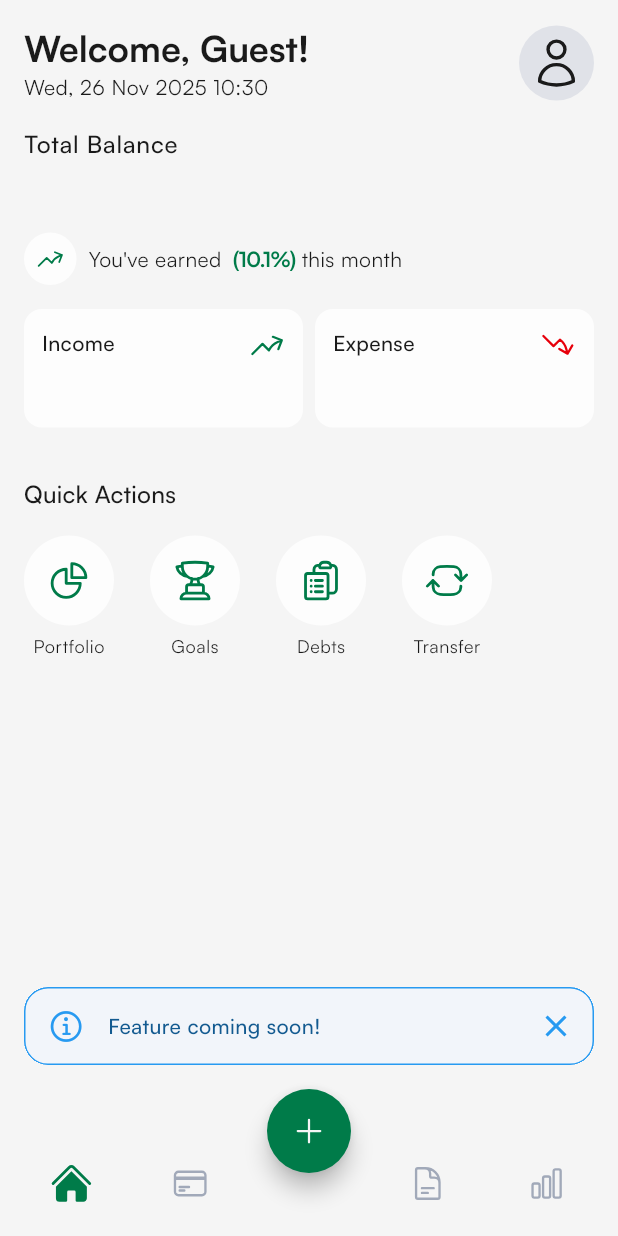
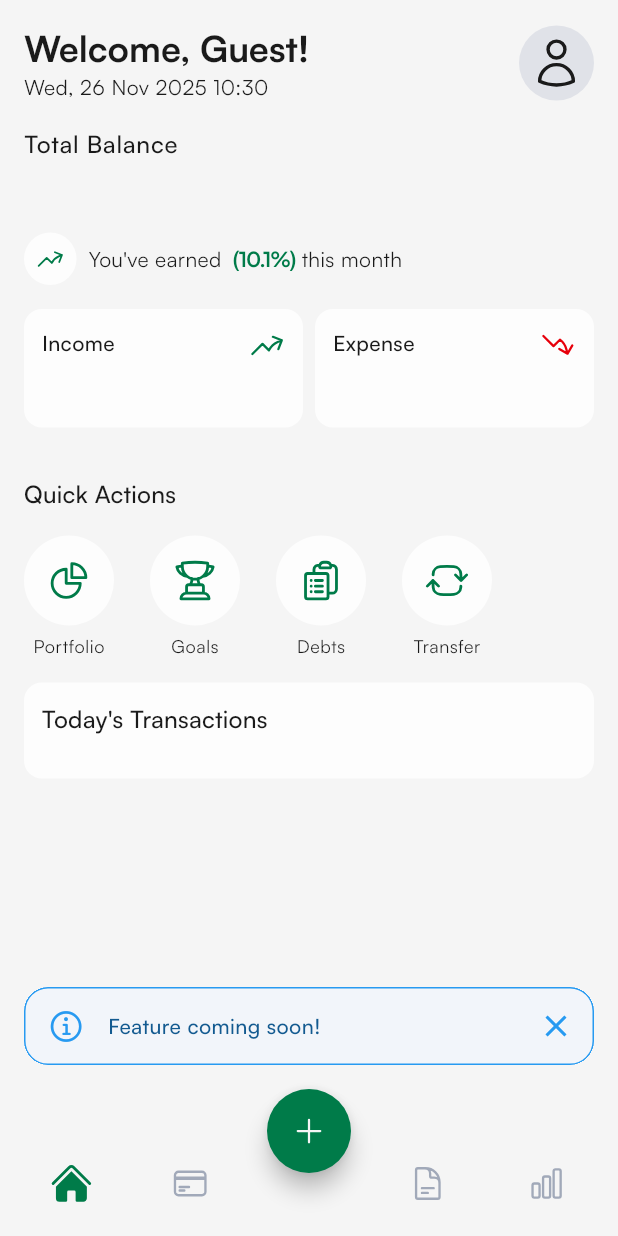
Before and after one commit to future-financial/future, a Flutter app: the screen it shows once a user with an empty profile is signed in, after a tap on an icon or button, on a phone screen of 412 x 824 dp. Run offline on Flutter 3.47's test engine with Material 3 defaults, Android fonts, the light colour scheme and no system bars; our stand-ins replace easy_localization, envied, flutter_riverpod, flutter_svg, form_validator, freezed_annotation and 7 more; missing offline and left inert: currency_formatter; accounts and stored records are empty; generated files the repository leaves out were written again.

Commit message:
feat: add recent transactions feature and update transaction model

```diff
--- a/lib/entities/transaction/model/transaction_model.dart
+++ b/lib/entities/transaction/model/transaction_model.dart
@@ -10,6 +10,7 @@ enum TransactionType { income, expense, transfer }
 abstract class TransactionModel with _$TransactionModel {
   const factory TransactionModel({
     int? id,
+    required String title,
     @JsonKey(name: 'user_id') required String userId,
     @JsonKey(name: 'account_id') required int accountId,
     @JsonKey(name: 'category_id') int? categoryId,
--- a/lib/entities/transaction/service/transaction_service.dart
+++ b/lib/entities/transaction/service/transaction_service.dart
@@ -3,7 +3,7 @@ import 'package:future/shared/extensions/date_time_extensions.dart';
 import 'package:future/shared/lib/supabase/instance.dart';
 
 class TransactionService {
-  Future<Map<String, num>> getTransactions() async {
+  Future<Map<String, num>> getIncomeAndExpensesTodayAmount() async {
     try {
       final now = DateTime.now();
       final startOfDay = now.startOfDayIsoString();
@@ -32,4 +32,26 @@ class TransactionService {
       rethrow;
     }
   }
+
+  Future<List<TransactionModel>> getTodayTransactions() async {
+    try {
+      final now = DateTime.now();
+      final startOfDay = now.startOfDayIsoString();
+      final endOfDay = now.endOfDayIsoString();
+
+      final response = await supabase
+          .from('transactions')
+          .select()
+          .isFilter('deleted_at', null)
+          .gte('date', startOfDay)
+          .lte('date', endOfDay)
+          .order('date', ascending: false);
+
+      return response
+          .map((response) => TransactionModel.fromJson(response))
+          .toList();
+    } catch (e) {
+      rethrow;
+    }
+  }
 }
--- a/lib/entities/transaction/ui/expense_income_card.dart
+++ b/lib/entities/transaction/ui/expense_income_card.dart
@@ -22,7 +22,9 @@ class _ExpenseIncomeCardState extends ConsumerState<ExpenseIncomeCard> {
     super.initState();
 
     WidgetsBinding.instance.addPostFrameCallback((_) {
-      ref.read(transactionNotifierProvider.notifier).fetchTransactions();
+      ref
+          .read(transactionNotifierProvider.notifier)
+          .fetchTodayIncomeAndExpenses();
     });
   }
 
--- /dev/null
+++ b/lib/entities/transaction/ui/recent_transactions.dart
@@ -0,0 +1,214 @@
+import 'package:flutter/material.dart';
+import 'package:flutter_riverpod/flutter_riverpod.dart' hide AsyncValue;
+import 'package:future/entities/transaction/model/transaction_model.dart';
+import 'package:future/entities/transaction/view_model/transaction_notifier_provider.dart';
+import 'package:future/shared/constants/border.dart';
+import 'package:future/shared/constants/colors.dart';
+import 'package:future/shared/constants/spacing.dart';
+import 'package:future/shared/extensions/async_value_extensions.dart';
+import 'package:future/shared/extensions/string_extensions.dart';
+import 'package:future/shared/extensions/text_extensions.dart';
+import 'package:future/shared/lib/currency_formatter/instance.dart';
+import 'package:future/shared/state/async_value.dart';
+import 'package:future/shared/ui/skeleton.dart';
+import 'package:heroicons/heroicons.dart';
+
+class RecentTransactions extends ConsumerStatefulWidget {
+  const RecentTransactions({super.key});
+
+  @override
+  ConsumerState<RecentTransactions> createState() => _RecentTransactionsState();
+}
+
+class _RecentTransactionsState extends ConsumerState<RecentTransactions> {
+  @override
+  void initState() {
+    super.initState();
+
+    WidgetsBinding.instance.addPostFrameCallback((_) {
+      ref.read(transactionNotifierProvider.notifier).fetchTodayTransactions();
+    });
+  }
+
+  @override
+  Widget build(BuildContext context) {
+    final transactionState = ref.watch(transactionNotifierProvider);
+
+    return Container(
+      decoration: BoxDecoration(
+        color: AppColors.offWhite,
+        borderRadius: AppBorders.borderRadius12,
+      ),
+      width: double.infinity,
+      padding: AppSpacing.p12,
+      child: Column(
+        crossAxisAlignment: CrossAxisAlignment.start,
+        mainAxisSize: MainAxisSize.min, // Penting: ukuran minimum
+        children: [
+          Text(
+            'Today\'s Transactions',
+            style: Theme.of(context).textTheme.titleMedium,
+          ),
+          AppSpacing.gapV16,
+          // Menggunakan Flexible atau wrap dengan intrinsic height
+          _buildTransactionList(
+            transactionState,
+            transactionState.todayTransactions,
+          ),
+        ],
+      ),
+    );
+  }
+
+  Widget _buildTransactionList(
+    dynamic transactionState,
+    AsyncValue<List<TransactionModel>>? transactions,
+  ) {
+    if (transactions?.isLoading ?? false) {
+      return _buildLoadingSkeleton();
+    }
+
+    if (transactions?.data == null) {
+      return _buildEmptyState();
+    }
+
+    return _buildTransactionItems(transactions?.data ?? []);
+  }
+
+  Widget _buildLoadingSkeleton() {
+    return Column(
+      mainAxisSize: MainAxisSize.min,
+      children: List.generate(
+        3,
+        (index) => Padding(
+          padding: EdgeInsets.only(bottom: index < 2 ? 16 : 0),
+          child: Skeleton(
+            width: double.infinity,
+            height: 60,
+            borderRadius: AppBorders.borderRadius8,
+          ),
+        ),
+      ),
+    );
+  }
+
+  Widget _buildEmptyState() {
+    return SizedBox(
+      height: 200,
+      child: Center(
+        child: Text(
+          'No transactions found.',
+          style: Theme.of(
+            context,
+          ).textTheme.bodyMedium?.copyWith(color: AppColors.gray400),
+        ),
+      ),
+    );
+  }
+
+  Widget _buildTransactionItems(List<TransactionModel> transactions) {
+    final displayTransactions = transactions.take(3).toList();
+
+    return Column(
+      mainAxisSize: MainAxisSize.min,
+      children: List.generate(
+        displayTransactions.length,
+        (index) => Padding(
+          padding: EdgeInsets.only(
+            bottom: index < displayTransactions.length - 1 ? 16 : 0,
+          ),
+          child: _buildTransactionItem(context, displayTransactions[index]),
+        ),
+      ),
+    );
+  }
+
+  Widget _buildTransactionItem(
+    BuildContext context,
+    TransactionModel transaction,
+  ) {
+    return Container(
+      color: Colors.transparent,
+      child: Row(
+        mainAxisAlignment: MainAxisAlignment.spaceBetween,
+        children: [
+          Expanded(
+            child: Row(
+              crossAxisAlignment: CrossAxisAlignment.center,
+              children: [
+                _buildTransactionIcon(context, transaction.type),
+                AppSpacing.gapH8,
+                Expanded(
+                  child: Column(
+                    crossAxisAlignment: CrossAxisAlignment.start,
+                    mainAxisSize: MainAxisSize.min,
+                    children: [
+                      Text(
+                        transaction.title,
+                        style: Theme.of(context).textTheme.titleLargeMedium,
+                        overflow: TextOverflow.ellipsis,
+                        maxLines: 1,
+                      ),
+                      Text(
+                        transaction.type.name.capitalize,
+                        style: Theme.of(
+                          context,
+                        ).textTheme.caption.copyWith(color: AppColors.gray400),
+                      ),
+                    ],
+                  ),
+                ),
+              ],
+            ),
+          ),
+          AppSpacing.gapH8,
+          _buildTransactionAmount(context, transaction),
+        ],
+      ),
+    );
+  }
+
+  Widget _buildTransactionAmount(
+    BuildContext context,
+    TransactionModel transaction,
+  ) {
+    final isExpense = transaction.type == TransactionType.expense;
+    final isTransfer = transaction.type == TransactionType.transfer;
+    final amountColor = isExpense ? AppColors.red500 : AppColors.green600;
+    final sign = isExpense ? '-' : '+';
+
+    return Text(
+      '${isTransfer ? '' : sign}${AppCurrencyFormatter.format(transaction.amount)}',
+      style: Theme.of(context).textTheme.bodyMediumMedium.copyWith(
+        color: isTransfer ? null : amountColor,
+      ),
+    );
+  }
+
+  Widget _buildTransactionIcon(BuildContext context, TransactionType type) {
+    final HeroIcon icon;
+    final Color backgroundColor;
+
+    switch (type) {
+      case TransactionType.income:
+        icon = HeroIcon(HeroIcons.arrowTrendingUp, color: AppColors.green600);
+        backgroundColor = AppColors.green50.withValues(alpha: 0.5);
+        break;
+      case TransactionType.expense:
+        icon = HeroIcon(HeroIcons.arrowTrendingDown, color: AppColors.red500);
+        backgroundColor = AppColors.red50.withValues(alpha: 0.5);
+        break;
+      case TransactionType.transfer:
+        icon = HeroIcon(HeroIcons.arrowsRightLeft, color: AppColors.cyan500);
+        backgroundColor = AppColors.cyan50.withValues(alpha: 0.5);
+        break;
+    }
+
+    return Container(
+      width: 60,
+      height: 60,
+      decoration: BoxDecoration(color: backgroundColor, shape: BoxShape.circle),
+      child: icon,
+    );
+  }
+}
--- a/lib/entities/transaction/view_model/transaction_notifier_provider.dart
+++ b/lib/entities/transaction/view_model/transaction_notifier_provider.dart
@@ -10,14 +10,14 @@ class TransactionNotifierProvider extends StateNotifier<TransactionState> {
   TransactionNotifierProvider(this._transactionService)
     : super(TransactionState());
 
-  Future<void> fetchTransactions() async {
+  Future<void> fetchTodayIncomeAndExpenses() async {
     try {
       state = state.copyWith(
         totalExpense: const AsyncValue.loading(),
         totalIncome: const AsyncValue.loading(),
       );
 
-      final data = await _transactionService.getTransactions();
+      final data = await _transactionService.getIncomeAndExpensesTodayAmount();
 
       state = state.copyWith(
         totalExpense: AsyncValue.data(data['expense'] ?? 0),
@@ -28,6 +28,18 @@ class TransactionNotifierProvider extends StateNotifier<TransactionState> {
         totalExpense: AsyncValue.error(e),
         totalIncome: AsyncValue.error(e),
       );
+    }
+  }
+
+  Future<void> fetchTodayTransactions() async {
+    try {
+      state = state.copyWith(todayTransactions: const AsyncValue.loading());
+
+      final transactions = await _transactionService.getTodayTransactions();
+
+      state = state.copyWith(todayTransactions: AsyncValue.data(transactions));
+    } catch (e) {
+      state = state.copyWith(todayTransactions: AsyncValue.error(e));
     }
   }
 }
--- a/lib/entities/transaction/view_model/transaction_state.dart
+++ b/lib/entities/transaction/view_model/transaction_state.dart
@@ -1,21 +1,26 @@
+import 'package:future/entities/transaction/model/transaction_model.dart';
 import 'package:future/shared/state/async_value.dart';
 
 class TransactionState {
   final AsyncValue<num> totalExpense;
   final AsyncValue<num> totalIncome;
+  final AsyncValue<List<TransactionModel>> todayTransactions;
 
   TransactionState({
     this.totalExpense = const AsyncValue.data(0),
     this.totalIncome = const AsyncValue.data(0),
+    this.todayTransactions = const AsyncValue.data([]),
   });
 
   TransactionState copyWith({
     AsyncValue<num>? totalExpense,
     AsyncValue<num>? totalIncome,
+    AsyncValue<List<TransactionModel>>? todayTransactions,
   }) {
     return TransactionState(
       totalExpense: totalExpense ?? this.totalExpense,
       totalIncome: totalIncome ?? this.totalIncome,
+      todayTransactions: todayTransactions ?? this.todayTransactions,
     );
   }
 }
--- a/lib/screens/home/ui/home_screen.dart
+++ b/lib/screens/home/ui/home_screen.dart
@@ -2,6 +2,7 @@ import 'package:future/entities/account/ui/balance.dart';
 import 'package:flutter/material.dart';
 import 'package:future/entities/goal/ui/progress_goal_card.dart';
 import 'package:future/entities/transaction/ui/expense_income_card.dart';
+import 'package:future/entities/transaction/ui/recent_transactions.dart';
 import 'package:future/screens/home/ui/quick_actions.dart';
 import 'package:future/shared/constants/spacing.dart';
 import 'package:future/widgets/header.dart';
@@ -27,6 +28,8 @@ class HomeScreen extends StatelessWidget {
               ProgressGoalCard(),
               AppSpacing.gapV16,
               QuickActions(),
+              AppSpacing.gapV16,
+              RecentTransactions(),
             ],
           ),
         ),
```
Also changed, not shown: lib/entities/transaction/model/transaction_model.freezed.dart, lib/entities/transaction/model/transaction_model.g.dart.
